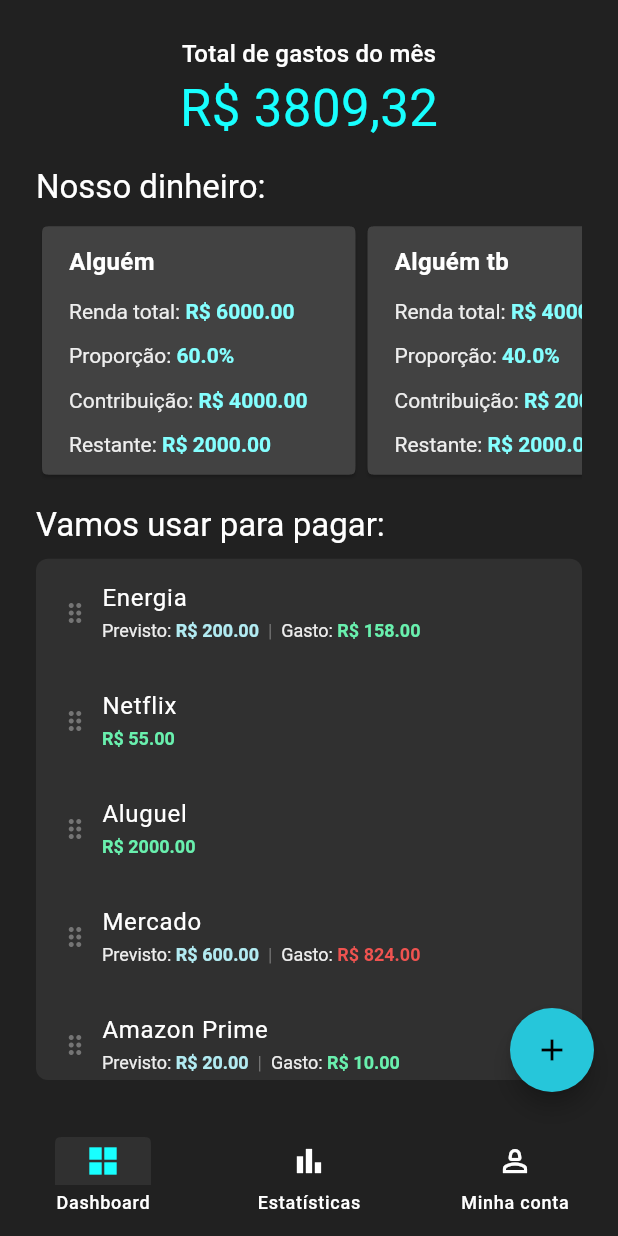
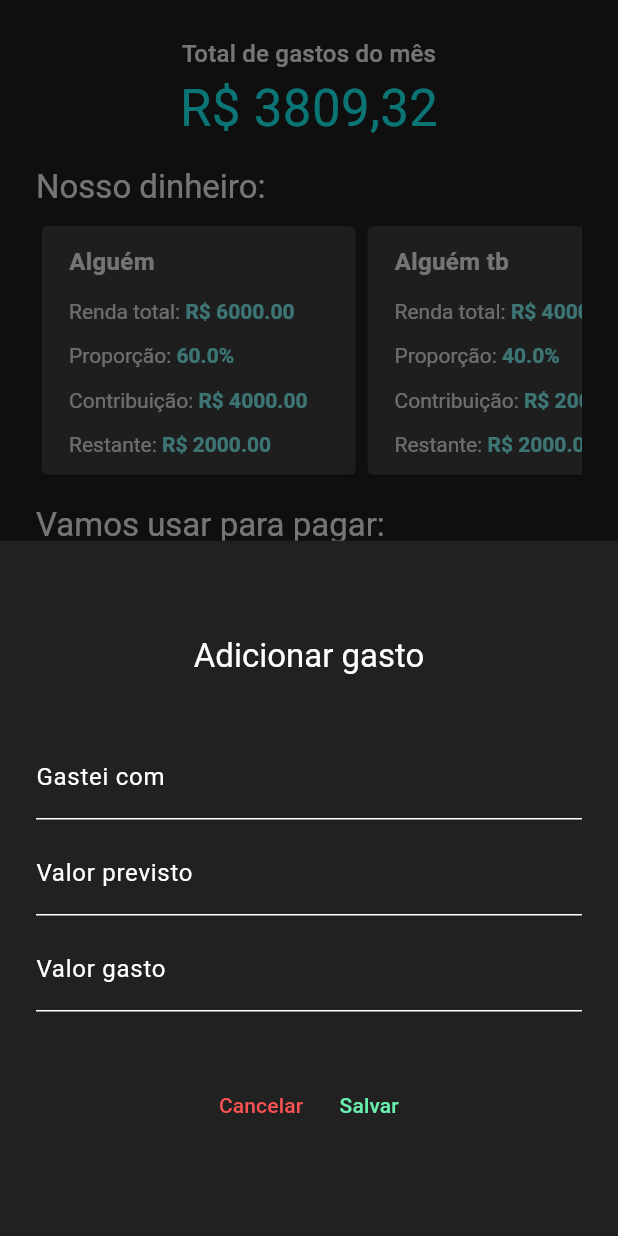
Before and after one commit to M0nicaVaz/duofinance, a Flutter app: the screen it shows after launch, after a tap on the "add" icon, on a phone screen of 412 x 824 dp. Run offline on Flutter 3.47's test engine with Material 3 defaults, Android fonts, the phone set to English and light mode, and no system bars; drawn by our look-alikes of flutter_slidable; our stand-ins replace go_router.

Commit message:
feat: dialog

```diff
--- a/lib/features/dashboard/widgets/spending_list.dart
+++ b/lib/features/dashboard/widgets/spending_list.dart
@@ -122,7 +122,7 @@ Widget listItem({required Spending item}) => ListTile(
               style: TextStyle(
                   color: item.spent <= item.expected
                       ? Colors.greenAccent
-                      : Colors.red[400]!,
+                      : Colors.redAccent,
                   fontSize: 12.0,
                   fontWeight: FontWeight.bold),
             ),
--- /dev/null
+++ b/lib/widgets/dialog.dart
@@ -0,0 +1,67 @@
+import 'package:flutter/material.dart';
+
+showAddDialog(BuildContext context, GlobalKey key) {
+  return Container(
+    padding: const EdgeInsets.all(24.0),
+    height: MediaQuery.sizeOf(context).height,
+    color: Colors.grey[900],
+    child: Wrap(
+      alignment: WrapAlignment.center,
+      runAlignment: WrapAlignment.spaceEvenly,
+      children: <Widget>[
+        Text("Adicionar gasto", style: Theme.of(context).textTheme.titleLarge),
+        Form(
+          key: key,
+          child: Column(
+            mainAxisSize: MainAxisSize.min,
+            children: <Widget>[
+              TextFormField(
+                controller: TextEditingController(),
+                decoration: const InputDecoration(
+                  labelText: 'Gastei com',
+                ),
+              ),
+              const SizedBox(height: 8.0),
+              TextFormField(
+                controller: TextEditingController(),
+                decoration: const InputDecoration(
+                  labelText: 'Valor previsto',
+                ),
+              ),
+              const SizedBox(height: 8.0),
+              TextFormField(
+                controller: TextEditingController(),
+                decoration: const InputDecoration(
+                  labelText: 'Valor gasto',
+                ),
+              ),
+            ],
+          ),
+        ),
+        Row(
+          mainAxisAlignment: MainAxisAlignment.center,
+          children: [
+            TextButton(
+              child: const Text(
+                'Cancelar',
+                style: TextStyle(color: Colors.redAccent),
+              ),
+              onPressed: () {
+                Navigator.of(context).pop();
+              },
+            ),
+            TextButton(
+              child: const Text(
+                'Salvar',
+                style: TextStyle(color: Colors.greenAccent),
+              ),
+              onPressed: () {
+                Navigator.of(context).pop();
+              },
+            ),
+          ],
+        ),
+      ],
+    ),
+  );
+}
--- a/lib/widgets/template.dart
+++ b/lib/widgets/template.dart
@@ -1,6 +1,8 @@
 import 'package:duofinance/routes/private_routes.dart';
 import 'package:duofinance/widgets/bottom_nav_bar.dart';
+import 'package:duofinance/widgets/dialog.dart';
 import 'package:flutter/material.dart';
+import 'package:flutter/widgets.dart';
 import 'package:go_router/go_router.dart';
 
 class Template extends StatefulWidget {
@@ -37,8 +39,16 @@ class _TemplateState extends State<Template> {
       ),
       floatingActionButton: FloatingActionButton(
         shape: const CircleBorder(),
-        onPressed: () {},
         child: const Icon(Icons.add),
+        onPressed: () async {
+          showModalBottomSheet<void>(
+            context: context,
+            useSafeArea: true,
+            builder: (BuildContext context) {
+              return Center(child: showAddDialog(context, GlobalKey()));
+            },
+          );
+        },
       ),
       body: SafeArea(child: widget.child),
     );
```
Also changed, not shown: lib/features/dashboard/add_page.dart (added, +45 -0 lines).
